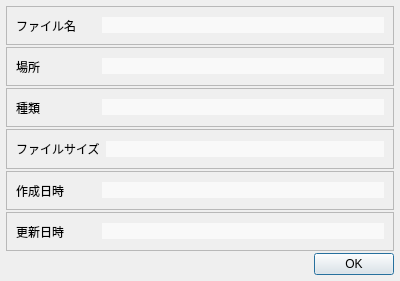
First picture: the form in src/fileinfodialog/fileinfodialog.ui, repository karakirimu/AutoBatchTools, before the edit.
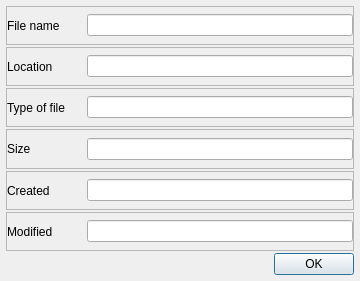
Second picture: the form after the edit.

Commit message: 戻る、進むに関わるファイルを分割

Patch:
```diff
--- a/src/fileinfodialog/fileinfodialog.ui
+++ b/src/fileinfodialog/fileinfodialog.ui
@@ -6,7 +6,7 @@
    <rect>
     <x>0</x>
     <y>0</y>
-    <width>400</width>
+    <width>360</width>
     <height>281</height>
    </rect>
   </property>
@@ -44,6 +44,21 @@
       <enum>QFrame::Raised</enum>
      </property>
      <layout class="QHBoxLayout" name="horizontalLayout">
+      <property name="spacing">
+       <number>0</number>
+      </property>
+      <property name="leftMargin">
+       <number>0</number>
+      </property>
+      <property name="topMargin">
+       <number>0</number>
+      </property>
+      <property name="rightMargin">
+       <number>0</number>
+      </property>
+      <property name="bottomMargin">
+       <number>0</number>
+      </property>
       <item>
        <widget class="QLabel" name="label">
         <property name="sizePolicy">
@@ -59,14 +74,14 @@
          </size>
         </property>
         <property name="text">
-         <string>ファイル名</string>
+         <string>File name</string>
         </property>
        </widget>
       </item>
       <item>
        <widget class="QLineEdit" name="filename">
         <property name="styleSheet">
-         <string notr="true">border:0px;background-color: rgb(249, 249, 249);</string>
+         <string notr="true"/>
         </property>
         <property name="readOnly">
          <bool>true</bool>
@@ -85,6 +100,21 @@
       <enum>QFrame::Raised</enum>
      </property>
      <layout class="QHBoxLayout" name="horizontalLayout_2">
+      <property name="spacing">
+       <number>0</number>
+      </property>
+      <property name="leftMargin">
+       <number>0</number>
+      </property>
+      <property name="topMargin">
+       <number>0</number>
+      </property>
+      <property name="rightMargin">
+       <number>0</number>
+      </property>
+      <property name="bottomMargin">
+       <number>0</number>
+      </property>
       <item>
        <widget class="QLabel" name="label_2">
         <property name="sizePolicy">
@@ -100,14 +130,14 @@
          </size>
         </property>
         <property name="text">
-         <string>場所</string>
+         <string>Location</string>
         </property>
        </widget>
       </item>
       <item>
        <widget class="QLineEdit" name="filepass">
         <property name="styleSheet">
-         <string notr="true">border:0px;background-color: rgb(249, 249, 249);</string>
+         <string notr="true"/>
         </property>
         <property name="readOnly">
          <bool>true</bool>
@@ -126,6 +156,21 @@
       <enum>QFrame::Raised</enum>
      </property>
      <layout class="QHBoxLayout" name="horizontalLayout_3">
+      <property name="spacing">
+       <number>0</number>
+      </property>
+      <property name="leftMargin">
+       <number>0</number>
+      </property>
+      <property name="topMargin">
+       <number>0</number>
+      </property>
+      <property name="rightMargin">
+       <number>0</number>
+      </property>
+      <property name="bottomMargin">
+       <number>0</number>
+      </property>
       <item>
        <widget class="QLabel" name="label_3">
         <property name="sizePolicy">
@@ -141,14 +186,14 @@
          </size>
         </property>
         <property name="text">
-         <string>種類</string>
+         <string>Type of file</string>
         </property>
        </widget>
       </item>
       <item>
        <widget class="QLineEdit" name="extension">
         <property name="styleSheet">
-         <string notr="true">border:0px;background-color: rgb(249, 249, 249);</string>
+         <string notr="true"/>
         </property>
         <property name="alignment">
          <set>Qt::AlignRight|Qt::AlignTrailing|Qt::AlignVCenter</set>
@@ -170,6 +215,21 @@
       <enum>QFrame::Raised</enum>
      </property>
      <layout class="QHBoxLayout" name="horizontalLayout_4">
+      <property name="spacing">
+       <number>0</number>
+      </property>
+      <property name="leftMargin">
+       <number>0</number>
+      </property>
+      <property name="topMargin">
+       <number>0</number>
+      </property>
+      <property name="rightMargin">
+       <number>0</number>
+      </property>
+      <property name="bottomMargin">
+       <number>0</number>
+      </property>
       <item>
        <widget class="QLabel" name="label_4">
         <property name="sizePolicy">
@@ -185,14 +245,14 @@
          </size>
         </property>
         <property name="text">
-         <string>ファイルサイズ</string>
+         <string>Size</string>
         </property>
        </widget>
       </item>
       <item>
        <widget class="QLineEdit" name="filesize">
         <property name="styleSheet">
-         <string notr="true">border:0px;background-color: rgb(249, 249, 249);</string>
+         <string notr="true"/>
         </property>
         <property name="alignment">
          <set>Qt::AlignRight|Qt::AlignTrailing|Qt::AlignVCenter</set>
@@ -214,6 +274,21 @@
       <enum>QFrame::Raised</enum>
      </property>
      <layout class="QHBoxLayout" name="horizontalLayout_5">
+      <property name="spacing">
+       <number>0</number>
+      </property>
+      <property name="leftMargin">
+       <number>0</number>
+      </property>
+      <property name="topMargin">
+       <number>0</number>
+      </property>
+      <property name="rightMargin">
+       <number>0</number>
+      </property>
+      <property name="bottomMargin">
+       <number>0</number>
+      </property>
       <item>
        <widget class="QLabel" name="label_5">
         <property name="sizePolicy">
@@ -229,14 +304,14 @@
          </size>
         </property>
         <property name="text">
-         <string>作成日時</string>
+         <string>Created</string>
         </property>
        </widget>
       </item>
       <item>
        <widget class="QLineEdit" name="created">
         <property name="styleSheet">
-         <string notr="true">border:0px;background-color: rgb(249, 249, 249);</string>
+         <string notr="true"/>
         </property>
         <property name="alignment">
          <set>Qt::AlignRight|Qt::AlignTrailing|Qt::AlignVCenter</set>
@@ -258,6 +333,21 @@
       <enum>QFrame::Raised</enum>
      </property>
      <layout class="QHBoxLayout" name="horizontalLayout_6">
+      <property name="spacing">
+       <number>0</number>
+      </property>
+      <property name="leftMargin">
+       <number>0</number>
+      </property>
+      <property name="topMargin">
+       <number>0</number>
+      </property>
+      <property name="rightMargin">
+       <number>0</number>
+      </property>
+      <property name="bottomMargin">
+       <number>0</number>
+      </property>
       <item>
        <widget class="QLabel" name="label_6">
         <property name="sizePolicy">
@@ -273,14 +363,14 @@
          </size>
         </property>
         <property name="text">
-         <string>更新日時</string>
+         <string>Modified</string>
         </property>
        </widget>
       </item>
       <item>
        <widget class="QLineEdit" name="updated">
         <property name="styleSheet">
-         <string notr="true">border:0px;background-color: rgb(249, 249, 249);</string>
+         <string notr="true"/>
         </property>
         <property name="alignment">
          <set>Qt::AlignRight|Qt::AlignTrailing|Qt::AlignVCenter</set>
```
Left out of the diff: 2 changed lines with no effect on the pictures. The commit also changes 148 other files.
